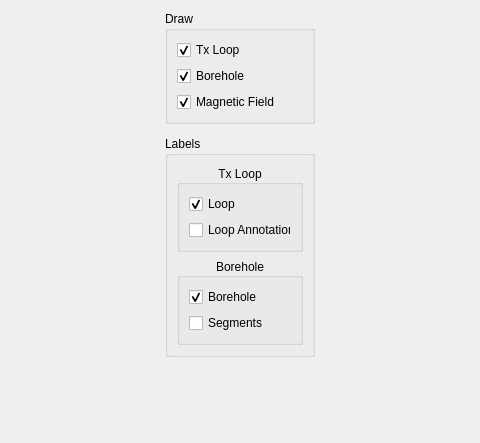
Before: the Qt Designer form src/qt_ui/3D_section.ui in Eric-Meunier/Processor-Suite, drawn with Qt 5; both pictures show x 148 to 628 and y 0 to 443 of the 1100 by 800 pixel window.
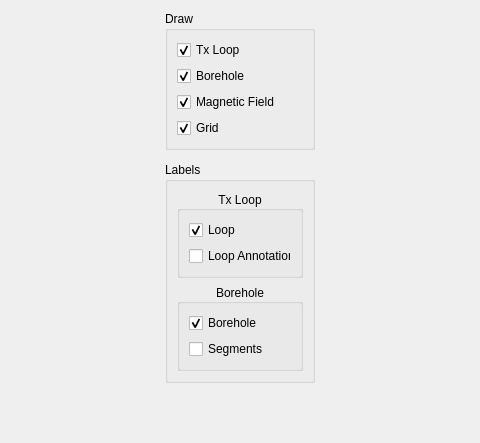
After: the same form once the commit is applied.

Commit message: Added segment calculator with basic functionality.

Patch:
```diff
--- a/src/qt_ui/3D_section.ui
+++ b/src/qt_ui/3D_section.ui
@@ -165,6 +165,16 @@
         </property>
        </widget>
       </item>
+      <item>
+       <widget class="QCheckBox" name="draw_grid_cbox">
+        <property name="text">
+         <string>Grid</string>
+        </property>
+        <property name="checked">
+         <bool>true</bool>
+        </property>
+       </widget>
+      </item>
      </layout>
     </widget>
    </item>
```
The commit also changes 2 other files.
